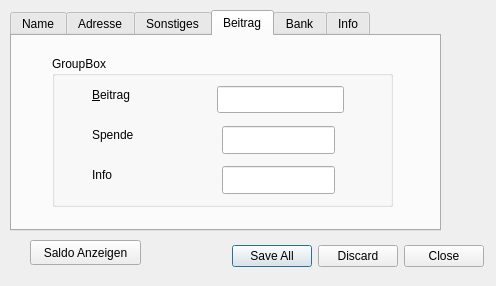
The window that gui-Qt/src/memberDialog.ui (Bjoe/member-manager) describes before a commit, drawn with Qt 5.
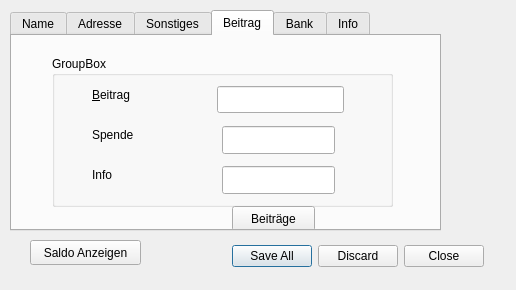
The same window after the commit. The open tabs and pages were chosen to show the change.

Commit message: Button fuer Fee / Contribution Tabelle eingefuegt.

Patch:
```diff
--- a/gui-Qt/src/memberDialog.ui
+++ b/gui-Qt/src/memberDialog.ui
@@ -6,8 +6,8 @@
    <rect>
     <x>0</x>
     <y>0</y>
-    <width>496</width>
-    <height>286</height>
+    <width>516</width>
+    <height>290</height>
    </rect>
   </property>
   <property name="sizePolicy">
@@ -421,6 +421,19 @@
       </property>
      </widget>
     </widget>
+    <widget class="QPushButton" name="feeButton">
+     <property name="geometry">
+      <rect>
+       <x>220</x>
+       <y>170</y>
+       <width>83</width>
+       <height>25</height>
+      </rect>
+     </property>
+     <property name="text">
+      <string>Beiträge</string>
+     </property>
+    </widget>
    </widget>
    <widget class="QWidget" name="bank">
     <attribute name="title">
```
Left out of the diff: 2 changed lines with no effect on the pictures. The commit also changes 6 other files.
